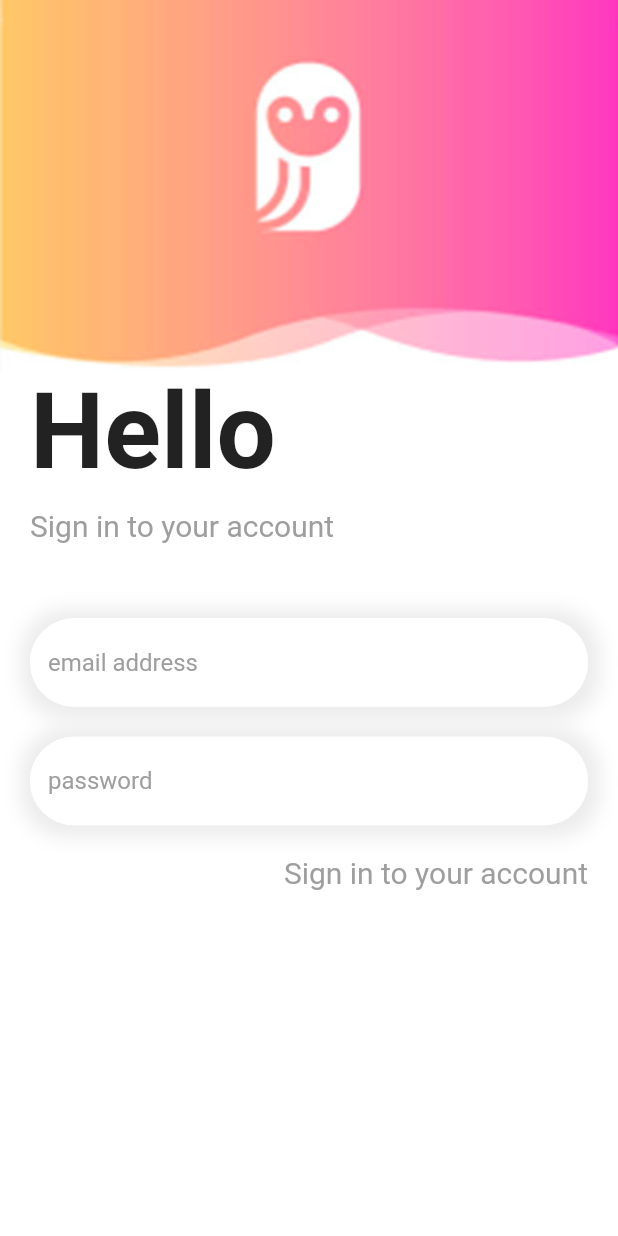
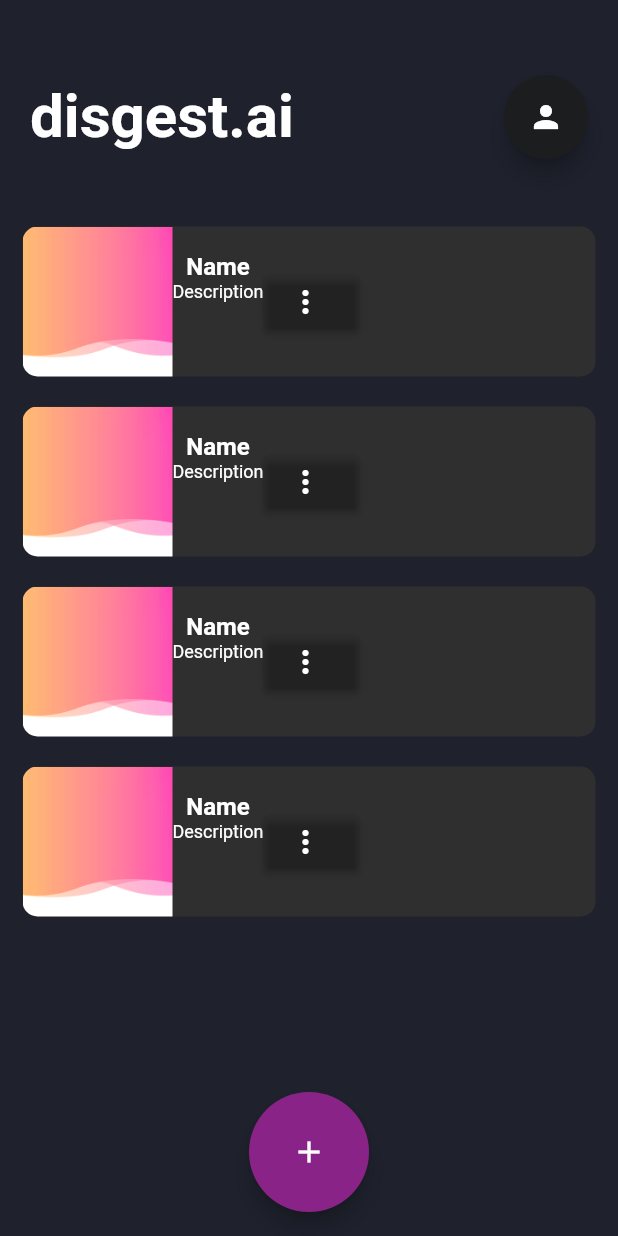
Before and after one commit to rbouaf/digest-ai, a Flutter app: the screen it shows after launch, on a phone screen of 412 x 824 dp. Run offline on Flutter 3.47's test engine with Material 2 defaults, Android fonts, the phone set to English and light mode, and no system bars; drawn by our look-alikes of flutter_speed_dial; our stand-ins replace camera, cloud_firestore, firebase_core; accounts and stored records are empty; Roboto replaces fonts that are missing (SF Pro Rounded).

Commit message:
all my changes

```diff
--- a/lib/camera_pages/camera_preview_page.dart
+++ b/lib/camera_pages/camera_preview_page.dart
@@ -7,6 +7,10 @@ class PreviewPage extends StatelessWidget {
   const PreviewPage({Key? key, required this.picture}) : super(key: key);
 
   final XFile picture;
+
+
+
+
 
   @override
   Widget build(BuildContext context) {
--- a/lib/camera_pages/camera_view.dart
+++ b/lib/camera_pages/camera_view.dart
@@ -3,16 +3,16 @@ import 'package:flutter/material.dart';
 import 'package:flutter/cupertino.dart';
 import 'package:parsnip/camera_pages/camera_preview_page.dart';
 
-class CameraPage extends StatefulWidget {
-  const CameraPage({Key? key, required this.cameras}) : super(key: key);
+class CameraView extends StatefulWidget {
+  const CameraView({Key? key, required this.cameras}) : super(key: key);
 
   final List<CameraDescription>? cameras;
 
   @override
-  State<CameraPage> createState() => _CameraPageState();
+  State<CameraView> createState() => _CameraViewState();
 }
 
-class _CameraPageState extends State<CameraPage> {
+class _CameraViewState extends State<CameraView> {
   late CameraController _cameraController;
   bool _isRearCameraSelected = true;
 
--- a/lib/completed_summary_page.dart
+++ b/lib/completed_summary_page.dart
@@ -9,3 +9,43 @@
 /// it brings up the correct
 ///
 ///
+///
+import 'package:flutter/material.dart';
+import 'package:flutter/cupertino.dart';
+
+class SummaryView extends StatefulWidget {
+  const SummaryView({Key? key}) : super(key: key);
+
+
+  @override
+  State<SummaryView> createState() => _SummaryViewState();
+}
+
+class _SummaryViewState extends State<SummaryView> {
+  @override
+  Widget build(BuildContext context) {
+    return Scaffold(
+        body: Column(
+            children: [
+          Container(
+            decoration: const BoxDecoration(
+            borderRadius: BorderRadius.all(Radius.circular(10)),
+            color: Color(0xff2f2f2f),
+            ),
+            child: SingleChildScrollView(
+              child: Row(
+                children: [
+                  const Text("22 Jan 2022"),
+                  const Spacer(),
+                  const Text("Summary"),
+                  const Text("from www.sss.com"),
+                  const Spacer(),
+                ],
+              ),
+            ),
+          ),
+
+      ]
+        ));
+  }
+}
--- /dev/null
+++ b/lib/database_test/database_test.dart
@@ -0,0 +1,29 @@
+import 'package:camera/camera.dart';
+
+class summaryData{
+  int id=0;
+  String title="";
+  String desc="";
+  DateTime date=DateTime.now();
+  List<String> content=[];
+  XFile image;
+  //array of tblModel
+  static List<summaryData> list = [
+    summaryData(1, "Toaster", "das", DateTime.now(), ["dsadsadsa"],new XFile(''),addToList: false),
+    summaryData(2, "Video game", "asdsad", DateTime.now(), ["dsa","da","dasss"],new XFile(''), addToList: false),
+    summaryData(3, "Groceries", "ads", DateTime.now(), ["1"],new XFile(''), addToList: false),
+    summaryData(4, "Sandwich", "das", DateTime.now(), ["1","dasdsda"],new XFile(''), addToList: false),
+
+  ];
+  // Constructor
+  summaryData(this.id, this.title, this.desc, this.date, this.content,this.image,{bool addToList=true}){
+    if(addToList){
+      list.add(this);
+    }
+  }
+  // dummy data
+  static void dummyData(){
+
+  }
+// get name
+}
--- a/lib/home_page.dart
+++ b/lib/home_page.dart
@@ -0,0 +1,330 @@
+import 'package:camera/camera.dart';
+import 'package:flutter/foundation.dart';
+import 'package:flutter/material.dart';
+import 'package:parsnip/camera_pages/camera_view.dart';
+import 'package:parsnip/completed_summary_page.dart';
+import 'package:parsnip/database_test/database_test.dart';
+import 'package:flutter_speed_dial/flutter_speed_dial.dart';
+
+class HomePage extends StatefulWidget {
+  const HomePage({Key? key}) : super(key: key);
+
+  @override
+  State<HomePage> createState() => _HomePageState();
+}
+
+class _HomePageState extends State<HomePage> {
+  final _scaffoldKey = GlobalKey<ScaffoldState>();
+
+  @override
+  Widget build(BuildContext context) => Scaffold(
+      key: _scaffoldKey,
+      backgroundColor: Color(0xff1f222d),
+      drawer: Drawer(
+        backgroundColor: Color(0xff1f222d),
+        child: ListView(
+          // Important: Remove any padding from the ListView.
+          padding: EdgeInsets.zero,
+          children: [
+            DrawerHeader(
+              decoration: BoxDecoration(
+                gradient: RadialGradient(
+                  center: Alignment(1.1, 0),
+                  radius: 1.5,
+                  colors: <Color>[
+                    Color(0xffc31432),
+                    Color(0xff240b36),
+                  ],
+                ),
+              ),
+              child: Row(
+                children: [
+                  CircleAvatar(
+                    radius: 40,
+                    backgroundImage: AssetImage('assets/images/ProfilePic.jpg'),
+                  ),
+                  Padding(
+                    padding: EdgeInsets.only(top: 45.0, left: 10.0),
+                    child: Column(
+                      crossAxisAlignment: CrossAxisAlignment.start,
+                      children: [
+                        Text(
+                          "John Doe",
+                          style: TextStyle(
+                              color: Colors.white,
+                              fontSize: 20,
+                              fontFamily: 'SF Pro Rounded',
+                              fontWeight: FontWeight.bold),
+                        ),
+                        Text(
+                          "john.doe@gmail.com",
+                          style: TextStyle(
+                              color: Colors.white.withOpacity(0.6),
+                              fontSize: 18,
+                              fontFamily: 'SF Pro Rounded',
+                              fontWeight: FontWeight.bold),
+                        ),
+                      ],
+                    ),
+                  )
+                ],
+              ),
+            ),
+            ListTile(
+              tileColor: Color(0xff292c36),
+              shape: RoundedRectangleBorder(
+                borderRadius: BorderRadius.circular(10.0),
+              ),
+              contentPadding: EdgeInsets.only(
+                  top: 20.0, left: 20.0, right: 20.0, bottom: 25),
+              subtitle: Text(
+                "Change your username, profile picture, password, email...",
+                style: TextStyle(color: Colors.white.withOpacity(0.6)),
+              ),
+              leading: Icon(Icons.edit, color: Colors.white),
+              title: const Text('Edit Profile',
+                  style: TextStyle(color: Colors.white)),
+              onTap: () {
+                // Update the state of the app
+                // ...
+                // Then close the drawer
+                Navigator.pop(context);
+              },
+            ),
+            Divider(
+              color: Colors.white.withOpacity(0.0),
+              thickness: 0.0,
+              indent: 0,
+              endIndent: 0,
+            ),
+            ListTile(
+              tileColor: Color(0xff292c36),
+              shape: RoundedRectangleBorder(
+                borderRadius: BorderRadius.circular(10.0),
+              ),
+              contentPadding: EdgeInsets.only(
+                  top: 20.0, left: 20.0, right: 20.0, bottom: 25),
+              leading: Icon(Icons.logout, color: Colors.red),
+              title: const Text('Logout', style: TextStyle(color: Colors.red)),
+              onTap: () {
+                // Update the state of the app
+                // ...
+                // Then close the drawer
+                Navigator.pop(context);
+              },
+            ),
+          ],
+        ),
+      ),
+      body: Column(children: [
+        Padding(
+            padding: EdgeInsets.only(
+                top: 50.0, left: 20.0, right: 20.0, bottom: 20.0),
+            child: Row(
+              mainAxisAlignment: MainAxisAlignment.spaceBetween,
+              children: [
+                Text(
+                  "disgest.ai",
+                  style: TextStyle(
+                      color: Colors.white,
+                      fontSize: 40,
+                      fontFamily: 'SF Pro Rounded',
+                      fontWeight: FontWeight.bold),
+                ),
+                //create floatingaction button that when pressed opens the drawer of the scaffold
+                FloatingActionButton(
+                  backgroundColor: Color(0xff1c1d1f),
+                  onPressed: () {
+                    _scaffoldKey.currentState!.openDrawer();
+                  },
+                  child: Icon(Icons.person),
+                ),
+              ],
+            )),
+        Padding(
+            padding: EdgeInsets.all(15.0),
+            child: Container(
+              width: double.infinity,
+              child: LayoutBuilder(builder: (context, constraint) {
+                return SingleChildScrollView(
+                  child: Column(
+                    children: List.generate(summaryData.list.length, (index) =>
+                    Padding(
+                      padding: const EdgeInsets.only(top:10,bottom: 10),
+
+                      /////////////////////////////////////////////////////////////////////// ////////////////
+                      child: GestureDetector(
+                        onTap: () {
+                          setState(() {
+                            Navigator.push(
+                              context,
+                              MaterialPageRoute(
+                                  builder: (context) => SummaryView()),
+                            );
+                          });
+                        },
+                        child: Container(
+                          decoration: const BoxDecoration(
+                            borderRadius: BorderRadius.all(Radius.circular(10)),
+                            color: Color(0xff2f2f2f),
+                          ),
+                          child: Row(
+                            children: <Widget>[
+                              Expanded(
+                                  flex: 0,
+                                  child: Container(
+                                    width: 100,
+                                    height: 100,
+                                    decoration: const BoxDecoration(
+                                      borderRadius: BorderRadius.only(
+                                          topLeft: Radius.circular(10),
+                                          bottomLeft: Radius.circular(10)),
+                                      image: DecorationImage(
+                                        image: AssetImage(
+                                          'images/signup.png',
+                                        ),
+                                        fit: BoxFit.cover,
+                                      ),
+                                    ),
+                                  )),
+                              Expanded(
+                                flex: 2,
+                                child: Row(
+                                  children: [
+                                    Column(
+                                      children: [
+                                        Text("Name",
+                                            style: TextStyle(
+                                                color: Colors.white,
+                                                fontSize: 16,
+                                                fontWeight: FontWeight.bold,
+                                                fontFamily: 'SF Pro Rounded')),
+                                        Text("Description",
+                                            style: TextStyle(
+                                              color: Color.fromRGBO(
+                                                  255, 255, 255, 200),
+                                              fontSize: 12,
+                                            )),
+                                        Text("\n"),
+                                      ],
+                                    ),
+                                    ElevatedButton.icon(
+                                        onPressed: () {},
+                                        icon: Icon(Icons.more_vert),
+                                        label: Text(""),
+                                        style: ElevatedButton.styleFrom(
+                                            alignment: Alignment.centerRight,
+                                            backgroundColor:
+                                                Colors.transparent)),
+                                  ],
+                                ),
+                              )
+                            ],
+                          ),
+                        ),
+                      ),
+                    ),
+                      //////////////////////////////////////////////////////////////////////////////////
+
+                      /////////////////////////////////////////////////////////////////// /////////////
+
+                  ),
+                ),
+                );
+              }
+              ),
+            ),
+
+        ),
+      ]
+      ),
+      floatingActionButton: SpeedDial(
+        buttonSize: Size(80, 80),
+        spacing: 10,
+        spaceBetweenChildren: 10,
+        icon: Icons.add,
+        activeIcon: Icons.close,
+        gradient: LinearGradient(
+          colors: <Color>[
+            Color(0xff8a2387),
+            Color(0xffe94057),
+            Color(0xfff27121),
+          ],
+          begin: Alignment.topLeft,
+          end: Alignment.bottomRight,
+        ),
+        gradientBoxShape: BoxShape.circle,
+        childrenButtonSize: Size(75, 75),
+        backgroundColor: Colors.black,
+        overlayColor: Colors.black,
+        overlayOpacity: 0.2,
+        children: [
+          SpeedDialChild(
+              child: Icon(Icons.camera_alt),
+              label: "Take photo",
+              labelBackgroundColor: Colors.black,
+              labelStyle: TextStyle(
+                  color: Colors.white,
+                  fontSize: 18,
+                  fontFamily: 'SF Pro Rounded',
+                  fontWeight: FontWeight.bold),
+              onTap: () async {
+                await availableCameras().then((value) => Navigator.push(
+                    context,
+                    MaterialPageRoute(
+                        builder: (_) => CameraView(cameras: value))));
+              }),
+          SpeedDialChild(
+            labelBackgroundColor: Colors.black,
+            labelStyle: TextStyle(
+                color: Colors.white,
+                fontSize: 18,
+                fontFamily: 'SF Pro Rounded',
+                fontWeight: FontWeight.bold),
+            child: Icon(Icons.image),
+            label: "Upload Image",
+            onTap: () {},
+          ),
+          SpeedDialChild(
+            labelBackgroundColor: Colors.black,
+            labelStyle: TextStyle(
+                color: Colors.white,
+                fontSize: 18,
+                fontFamily: 'SF Pro Rounded',
+                fontWeight: FontWeight.bold),
+            child: Icon(Icons.picture_as_pdf),
+            label: "Upload PDF",
+            onTap: () {},
+          ),
+          SpeedDialChild(
+            labelBackgroundColor: Colors.black,
+            labelStyle: TextStyle(
+                color: Colors.white,
+                fontSize: 18,
+                fontFamily: 'SF Pro Rounded',
+                fontWeight: FontWeight.bold),
+            child: Icon(Icons.insert_link),
+            label: "Use URL Link",
+            onTap: () {},
+          ),
+        ],
+      ),
+      floatingActionButtonLocation: FloatingActionButtonLocation.centerFloat
+
+      // Expanded(
+      //   child: LayoutBuilder(
+      //     builder: (context, constraint) {
+      //       return SingleChildScrollView(
+      //         child: Column(
+      //           children: List.generate(
+      //             summaryData.list.length,
+      //             (index) => Padding(),
+      //             ),
+      //           ),
+      //         ),
+      //       );
+      //     },
+      //   ),
+      // ),
+      );
+}
--- a/lib/main.dart
+++ b/lib/main.dart
@@ -3,6 +3,7 @@ import 'package:firebase_core/firebase_core.dart';
 import 'Login_Page.dart';
 import 'LoginPage.dart';
 import 'UserPage.dart';
+import 'package:parsnip/home_page.dart';
 
 Future main() async {
   WidgetsFlutterBinding.ensureInitialized();
@@ -13,6 +14,7 @@ Future main() async {
 class MyApp extends StatelessWidget {
   const MyApp({super.key});
 
+  // This widget is the root of your application.
   @override
   Widget build(BuildContext context) {
     return MaterialApp(
@@ -40,7 +42,7 @@ class _MyHomePageState extends State<MyHomePage> {
   Widget build(BuildContext context) {
     return Scaffold(
       backgroundColor: Colors.white,
-      body: Login_Page(),
+      body: HomePage(),
     );
   }
 }
```
Also changed, not shown: lib/generation_instructions.dart (+13 -0 lines), pubspec.yaml (+9 -24 lines), images/placeholder.jpg (added), lib/chatgpt_processing_page.dart (renamed from lib/confirm_summary_page.dart), pubspec.lock, 5 other files.
